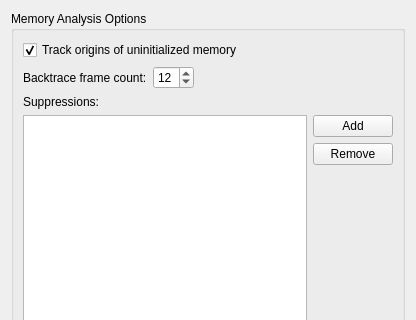
qt-creator/qt-creator, file src/plugins/memcheck/memcheckconfigwidget.ui: the form before one commit; both pictures show x 0 to 416 and y 0 to 320 of the 416 by 565 pixel window.
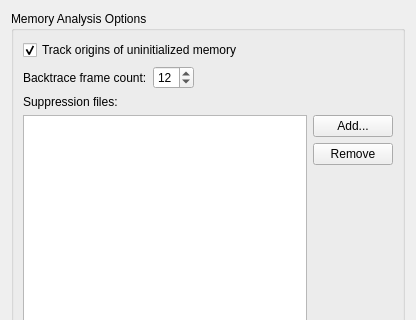
The form after the commit.

```diff
--- a/src/plugins/memcheck/memcheckconfigwidget.ui
+++ b/src/plugins/memcheck/memcheckconfigwidget.ui
@@ -39,7 +39,7 @@
       <item row="3" column="0">
        <widget class="QLabel" name="label">
         <property name="text">
-         <string>Suppressions:</string>
+         <string>Suppression files:</string>
         </property>
         <property name="buddy">
          <cstring>suppressionList</cstring>
@@ -66,7 +66,7 @@
           <item>
            <widget class="QPushButton" name="addSuppression">
             <property name="text">
-             <string>Add</string>
+             <string>Add...</string>
             </property>
            </widget>
           </item>
```
Left out of the diff: 4 changed lines with no effect on the pictures.
